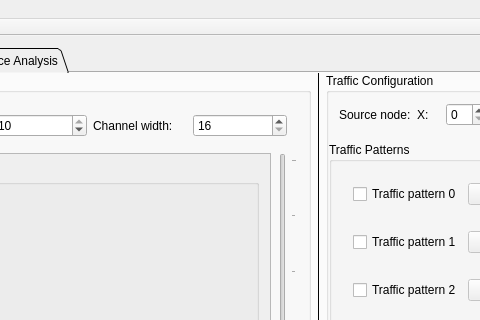
The window that RS/forms/MainWindow.ui (leds-lab/redscarf) describes before a commit, drawn with Qt 5; both pictures show x 344 to 824 and y 0 to 320 of the 932 by 921 pixel window.
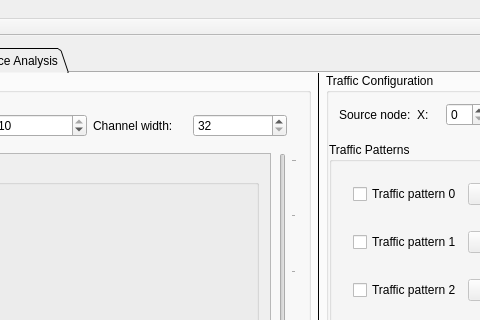
The same window after the commit. Icons and pictures are not drawn.

The edit to the form file:
```diff
--- a/RS/forms/MainWindow.ui
+++ b/RS/forms/MainWindow.ui
@@ -214,7 +214,7 @@
                    <string>Number of bits in the data channel.</string>
                   </property>
                   <property name="minimum">
-                   <number>16</number>
+                   <number>32</number>
                   </property>
                   <property name="maximum">
                    <number>510</number>
```
